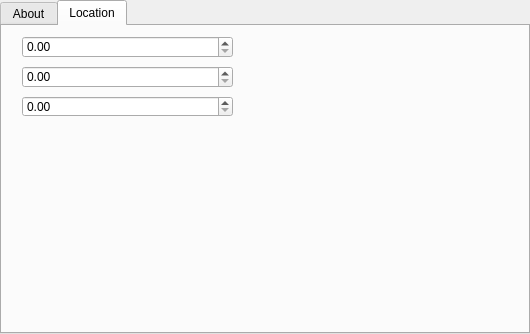
First picture: the form in plugins/MosaicCamera/src/gui/mosaicCameraDialog.ui, repository Stellarium/stellarium, before the edit.
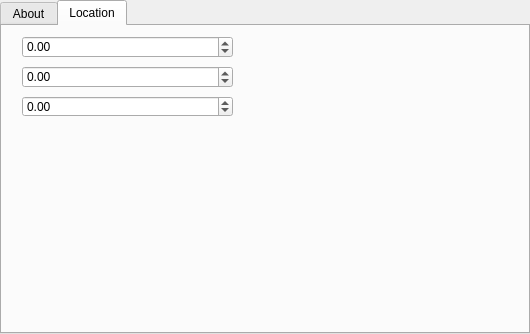
Second picture: the form after the edit. Custom widgets are drawn as their Qt base class.

Commit message: connect spin boxes

Patch:
```diff
--- a/plugins/MosaicCamera/src/gui/mosaicCameraDialog.ui
+++ b/plugins/MosaicCamera/src/gui/mosaicCameraDialog.ui
@@ -77,6 +77,12 @@
          <height>22</height>
         </rect>
        </property>
+       <property name="minimum">
+        <double>-360.000000000000000</double>
+       </property>
+       <property name="maximum">
+        <double>360.000000000000000</double>
+       </property>
       </widget>
       <widget class="QDoubleSpinBox" name="DecSpinBox">
        <property name="geometry">
@@ -87,6 +93,12 @@
          <height>22</height>
         </rect>
        </property>
+       <property name="minimum">
+        <double>-90.000000000000000</double>
+       </property>
+       <property name="maximum">
+        <double>90.000000000000000</double>
+       </property>
       </widget>
       <widget class="QDoubleSpinBox" name="RotSpinBox">
        <property name="geometry">
@@ -97,6 +109,12 @@
          <height>21</height>
         </rect>
        </property>
+       <property name="minimum">
+        <double>-90.000000000000000</double>
+       </property>
+       <property name="maximum">
+        <double>90.000000000000000</double>
+       </property>
       </widget>
      </widget>
     </widget>
```
The commit also changes 2 other files.
